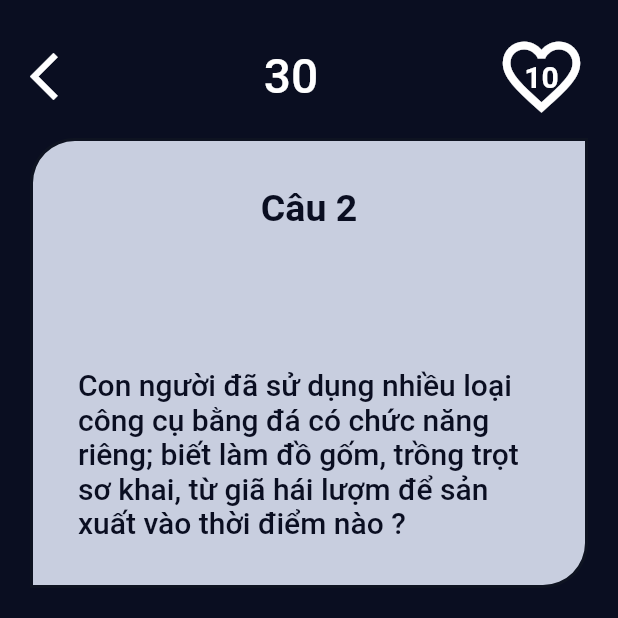
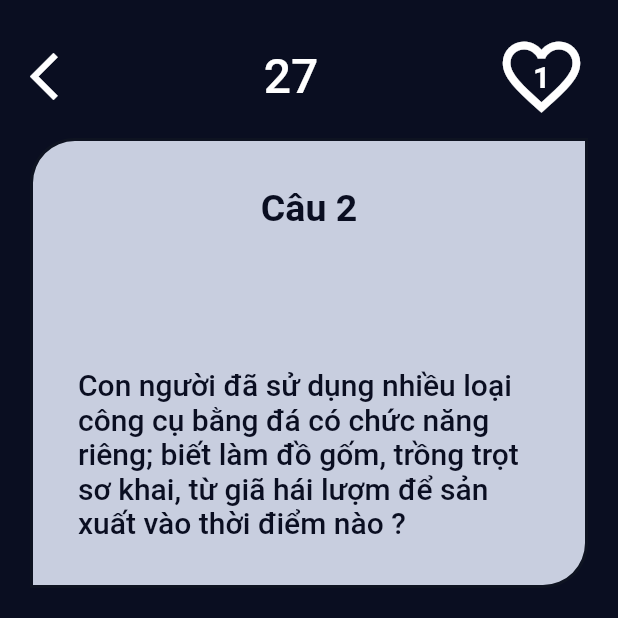
Before and after one commit to BlowJ/history_quizz, a Flutter app: the TienSu screen opened by its route, after a tap on "Lạng Sơn", on a phone screen of 412 x 824 dp, the top half of it. Run offline on Flutter 3.47's test engine with Material 2 defaults, Android fonts, the phone set to English and light mode, and no system bars; our stand-ins replace font_awesome_flutter, google_fonts.

Commit message:
write event coundown timer, tien_su_screen.dart and some change Widgets in answer_list.dart, answer_list.dart

```diff
--- a/lib/models/quizz_brain.dart
+++ b/lib/models/quizz_brain.dart
@@ -8,6 +8,7 @@ import 'package:history_quizz/widgets/answer_list.dart';
 
 class QuizzData extends ChangeNotifier {
   static int index = 0;
+  int score = 0;
   List<QuestionCard> _q = [
     QuestionCard(
       questionNumber: 'Câu 1',
@@ -54,8 +55,12 @@ class QuizzData extends ChangeNotifier {
         return true;
       } else
         index++;
-    } else
+      score++;
+    } else {
       print('Wrong');
+      score--;
+    }
+
     notifyListeners();
   }
 
--- a/lib/screens/tien_su_screen.dart
+++ b/lib/screens/tien_su_screen.dart
@@ -1,3 +1,5 @@
+import 'dart:async';
+
 import 'package:flutter/cupertino.dart';
 import 'package:flutter/material.dart';
 import 'package:history_quizz/screens/welcome_screen.dart';
@@ -18,9 +20,46 @@ class TienSu extends StatefulWidget {
 
 class _TienSuState extends State<TienSu> {
   int index = 0;
+  Timer _timer;
+  int _start = 30;
+
+  void startTimer() {
+    if (_timer != null) {
+      _timer.cancel();
+      _timer = null;
+    } else {
+      _timer = new Timer.periodic(
+        const Duration(seconds: 1),
+            (Timer timer) =>
+            setState(
+                  () {
+                if (_start < 1) {
+                  timer.cancel();
+                } else {
+                  _start = _start - 1;
+                }
+              },
+            ),
+      );
+    }
+  }
+
+  @override
+  void initState() {
+    super.initState();
+    startTimer();
+  }
+
+  @override
+  void dispose() {
+    _timer.cancel();
+    super.dispose();
+  }
 
   @override
   Widget build(BuildContext context) {
+    return Consumer<QuizzData>(
+      builder: (context, quizzdata, child) {
         return Scaffold(
           body: Container(
             margin: EdgeInsets.all(20.0),
@@ -30,16 +69,23 @@ class _TienSuState extends State<TienSu> {
                     mainAxisSize: MainAxisSize.max,
                     children: <Widget>[
                       Header(
-                timeRemain: '30',
-                lifeRemain: '10',
+                        timeRemain: '$_start',
+                        lifeRemain: quizzdata.score.toString(),
                       ),
-              Provider.of<QuizzData>(context).question[QuizzData.index],
+                      Provider
+                          .of<QuizzData>(context)
+                          .question[QuizzData.index],
                       Padding(padding: EdgeInsets.only(top: 35.0)),
-              Provider.of<QuizzData>(context).answer[QuizzData.index],
+                      Provider
+                          .of<QuizzData>(context)
+                          .answer[QuizzData.index],
                     ],
                   ),
                 )),
           ),
         );
+      },
+
+    );
   }
 }
--- a/lib/widgets/drawer_list.dart
+++ b/lib/widgets/drawer_list.dart
@@ -73,6 +73,7 @@ class _DrawerList extends State<DrawerList> {
                       borderRadius: BorderRadius.circular(12.0),
                     ),
                     child: ListView(
+                      shrinkWrap: true,
                       children: <Widget>[
                         DrawerListTitle(
                           pColor: pColor,
@@ -101,6 +102,7 @@ class _DrawerList extends State<DrawerList> {
                           onClick: () {
                             setState(() {
                               quizzdata.resetQuizz();
+                              Navigator.pop(context);
                             });
                           },
                         ),
```
Also changed, not shown: lib/widgets/drawer_list_titles.dart (+18 -2 lines). Lines whose indentation alone changed are shown as unchanged.
